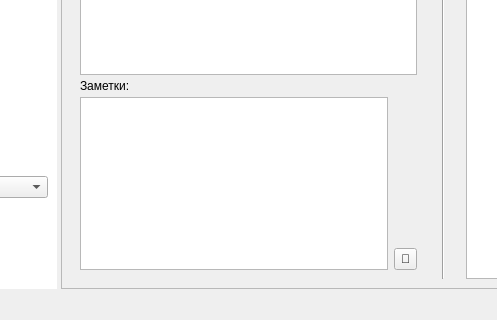
Aleee/FinanceCalender, file designer/ui/mainwindow.ui: the form before one commit; both pictures show x 295 to 792 and y 430 to 750 of the 1311 by 750 pixel window.
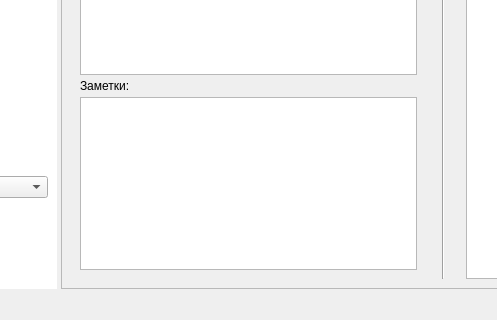
The form after the commit. Icons and pictures are not drawn. Custom widgets are drawn as their Qt base class.

Commit message: fix: autosave notes and remove save button

```diff
--- a/designer/ui/mainwindow.ui
+++ b/designer/ui/mainwindow.ui
@@ -551,20 +551,7 @@
                <property name="verticalSpacing">
                 <number>0</number>
                </property>
-               <item row="0" column="1">
-                <spacer name="verticalSpacer_4">
-                 <property name="orientation">
-                  <enum>Qt::Orientation::Vertical</enum>
-                 </property>
-                 <property name="sizeHint" stdset="0">
-                  <size>
-                   <width>20</width>
-                   <height>40</height>
-                  </size>
-                 </property>
-                </spacer>
-               </item>
-               <item row="0" column="0" rowspan="2">
+               <item row="0" column="0">
                 <widget class="QPlainTextEdit" name="te_notes">
                  <property name="minimumSize">
                   <size>
@@ -574,22 +561,6 @@
                  </property>
                 </widget>
                </item>
-               <item row="1" column="1">
-                <widget class="QToolButton" name="tb_savenote">
-                 <property name="minimumSize">
-                  <size>
-                   <width>0</width>
-                   <height>22</height>
-                  </size>
-                 </property>
-                 <property name="toolTip">
-                  <string>Сохранить заметку (Ctrl+S)</string>
-                 </property>
-                 <property name="text">
-                  <string>💾</string>
-                 </property>
-                </widget>
-               </item>
               </layout>
              </item>
              <item row="0" column="0" colspan="5">
```
The commit also changes 4 other files.
